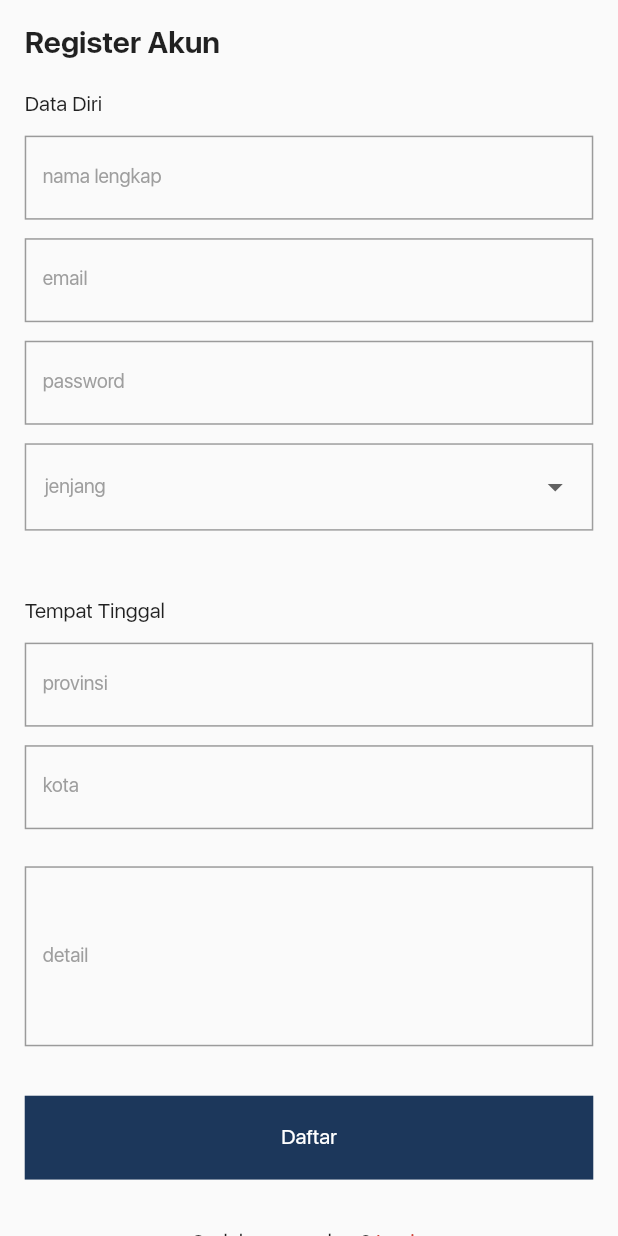
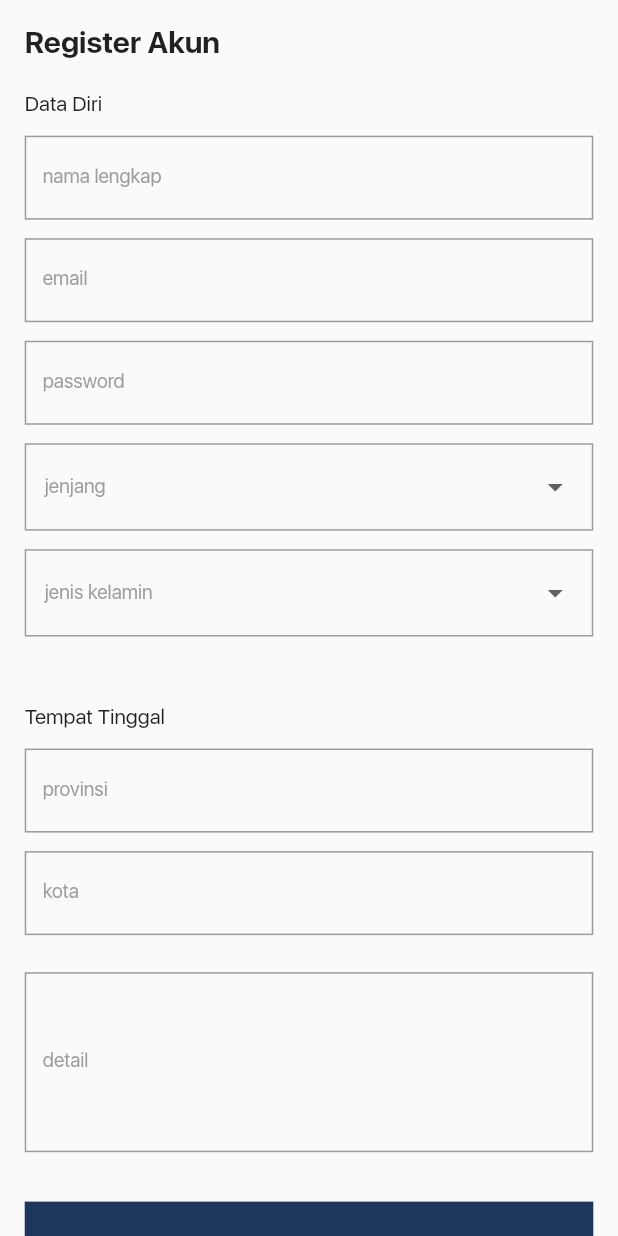
Before and after one commit to agdakapareski/levelink, a Flutter app: the screen it shows after launch, after a tap on "Register", on a phone screen of 412 x 824 dp. Run offline on Flutter 3.47's test engine with Material 2 defaults, Android fonts, the phone set to English and light mode, and no system bars; our stand-ins replace flutter_slidable, shared_preferences; network calls fail.

Commit message:
tambah jenis kelamin di user dan jam selesai di pertemuan

```diff
--- a/lib/api/jadwal_api.dart
+++ b/lib/api/jadwal_api.dart
@@ -20,7 +20,10 @@ class JadwalApi {
     if (response.statusCode == 200) {
       for (var jadwal in data) {
         Jadwal j = Jadwal(
-          guru: Guru(nama: jadwal['kelas']['user']['nama_pengguna']),
+          guru: Guru(
+            nama: jadwal['kelas']['user']['nama_pengguna'],
+            jenisKelamin: jadwal['kelas']['user']['jenis_kelamin'],
+          ),
           kelas: Kelas(
             mataPelajaran: MataPelajaran(
               mataPelajaran: jadwal['kelas']['mata_pelajaran_kelas']
--- a/lib/api/pertemuan_api.dart
+++ b/lib/api/pertemuan_api.dart
@@ -41,6 +41,7 @@ class PertemuanApi {
         "is_aktif": pertemuan.isAktif,
         "evaluasi": pertemuan.evaluasi,
         "capaian": pertemuan.capaian,
+        "jam_selesai": pertemuan.jamSelesai,
       }),
     );
 
@@ -89,7 +90,7 @@ class PertemuanApi {
             : data['capaian'];
         pertemuan.evaluasi = data['evaluasi'];
         pertemuan.jamMulai = DateTime.parse(data['created_at']);
-        pertemuan.jamSelesai = DateTime.parse(data['updated_at']);
+        pertemuan.jamSelesai = DateTime.parse(data['jam_selesai']);
         viewPertemuan.pertemuanAktif = pertemuan;
       } else {
         viewPertemuan.pertemuanAktif = null;
@@ -118,7 +119,7 @@ class PertemuanApi {
               : item['capaian'],
           evaluasi: item['evaluasi'],
           jamMulai: DateTime.parse(item['created_at']),
-          jamSelesai: DateTime.parse(item['updated_at']),
+          jamSelesai: DateTime.parse(item['jam_selesai']),
         );
         riwayatPertemuan.add(p);
       }
--- a/lib/find_page.dart
+++ b/lib/find_page.dart
@@ -39,6 +39,7 @@ class _FindPageState extends State<FindPage> {
         Guru u = Guru(
           id: data['id'],
           nama: data['nama_pengguna'],
+          jenisKelamin: data['jenis_kelamin'],
 
           /// Algoritma dibawah untuk mengecek tipe data
           /// dari json response 'total_rating'.
--- a/lib/list_data.dart
+++ b/lib/list_data.dart
@@ -27,6 +27,7 @@ int? currentkelas;
 String? currentalamatProvinsi;
 String? currentalamatKota;
 String? currentalamatDetail;
+String? currentjenisKelamin;
 bool? isLogin;
 
 /// fungsi untuk mengambil data dari shared preferences
@@ -40,6 +41,7 @@ getSp() async {
   currentalamatProvinsi = prefs.getString('currentalamatProvinsi');
   currentalamatKota = prefs.getString('currentalamatKota');
   currentalamatDetail = prefs.getString('currentalamatDetail');
+  currentjenisKelamin = prefs.getString('currentjenisKelamin');
   isLogin = prefs.getBool('isLogin');
 }
 
@@ -53,5 +55,6 @@ void deleteCurrentUser() async {
   prefs.remove('currentalamatProvinsi');
   prefs.remove('currentalamatKota');
   prefs.remove('currentalamatDetail');
+  prefs.remove('currentjenisKelamin');
   prefs.remove('isLogin');
 }
--- a/lib/main.dart
+++ b/lib/main.dart
@@ -9,8 +9,6 @@ import 'package:sivat/providers/tab_provider.dart';
 import 'package:sivat/splash_screen.dart';
 
 import 'providers/pertemuan_provider.dart';
-
-//TODO 1: implementasi update bayar
 
 void main() {
   runApp(
--- a/lib/model/guru_model.dart
+++ b/lib/model/guru_model.dart
@@ -7,6 +7,7 @@ class Guru {
   String? alamatKota;
   String? alamatDetail;
   String? jenjang;
+  String? jenisKelamin;
   List<dynamic>? mataPelajarans;
 
   Guru({
@@ -18,6 +19,7 @@ class Guru {
     this.alamatKota,
     this.alamatDetail,
     this.jenjang,
+    this.jenisKelamin,
     this.mataPelajarans,
   });
 }
--- a/lib/register_page.dart
+++ b/lib/register_page.dart
@@ -34,6 +34,7 @@ class _RegisterPageState extends State<RegisterPage> {
     String provinsi,
     String jenjang,
     String kelas,
+    String jenisKelamin,
   ) async {
     var url = Uri.parse('$mainUrl/register');
     var response = await http.post(url, body: {
@@ -46,6 +47,7 @@ class _RegisterPageState extends State<RegisterPage> {
       "provinsi_pengguna": provinsi,
       "jenjang": jenjang,
       "kelas": kelas,
+      "jenis_kelamin": jenisKelamin,
     });
 
     // var body = json.decode(response.body);
@@ -66,9 +68,11 @@ class _RegisterPageState extends State<RegisterPage> {
 
   List<int> kelasSD = [1, 2, 3, 4, 5, 6];
   List<int> kelasSMPSMA = [1, 2, 3];
+  List<String> jenisKelamin = ['laki-laki', 'perempuan'];
 
   String? selectedJenjang;
   String? selectedKelas;
+  String? selectedJenisKelamin;
 
   @override
   Widget build(BuildContext context) {
@@ -155,6 +159,50 @@ class _RegisterPageState extends State<RegisterPage> {
                         )
                       : Text(
                           selectedJenjang!,
+                          style: const TextStyle(
+                            fontSize: 13,
+                            color: Colors.grey,
+                          ),
+                        ),
+                ),
+              ),
+            ),
+            SizedBox(
+              height: titleGap,
+            ),
+            Container(
+              decoration: BoxDecoration(
+                border: Border.all(color: Colors.grey),
+              ),
+              padding: EdgeInsets.symmetric(
+                vertical: screenHeight * 0.005,
+                horizontal: screenHeight * 0.015,
+              ),
+              child: DropdownButtonHideUnderline(
+                child: DropdownButton<String>(
+                  isExpanded: true,
+                  value: selectedJenisKelamin,
+                  items: jenisKelamin
+                      .map((e) => DropdownMenuItem<String>(
+                            child: Text(e),
+                            value: e,
+                          ))
+                      .toList(),
+                  onChanged: (value) {
+                    setState(() {
+                      selectedJenisKelamin = value;
+                    });
+                  },
+                  hint: selectedJenisKelamin == null
+                      ? const Text(
+                          'jenis kelamin',
+                          style: TextStyle(
+                            fontSize: 13,
+                            color: Colors.grey,
+                          ),
+                        )
+                      : Text(
+                          selectedJenisKelamin!,
                           style: const TextStyle(
                             fontSize: 13,
                             color: Colors.grey,
@@ -271,6 +319,7 @@ class _RegisterPageState extends State<RegisterPage> {
                   provinsiController.text,
                   selectedJenjang!,
                   selectedKelas!,
+                  selectedJenisKelamin!,
                 );
               },
             ),
--- a/lib/to_tabscreen_page.dart
+++ b/lib/to_tabscreen_page.dart
@@ -32,6 +32,7 @@ class _ToTabScreenState extends State<ToTabScreen> {
     prefs.setString('currentalamatProvinsi', currentalamatProvinsi!);
     prefs.setString('currentalamatKota', currentalamatKota!);
     prefs.setString('currentalamatDetail', currentalamatDetail!);
+    prefs.setString('currentjenisKelamin', currentjenisKelamin!);
     prefs.setBool('isLogin', isLogin!);
 
     setState(() {});
@@ -58,6 +59,7 @@ class _ToTabScreenState extends State<ToTabScreen> {
         currentalamatProvinsi = user['provinsi_pengguna'];
         currentalamatKota = user['kota_pengguna'];
         currentalamatDetail = user['alamat_pengguna'];
+        currentjenisKelamin = user['jenis_kelamin'];
         isLogin = true;
 
         addToSp();
```
